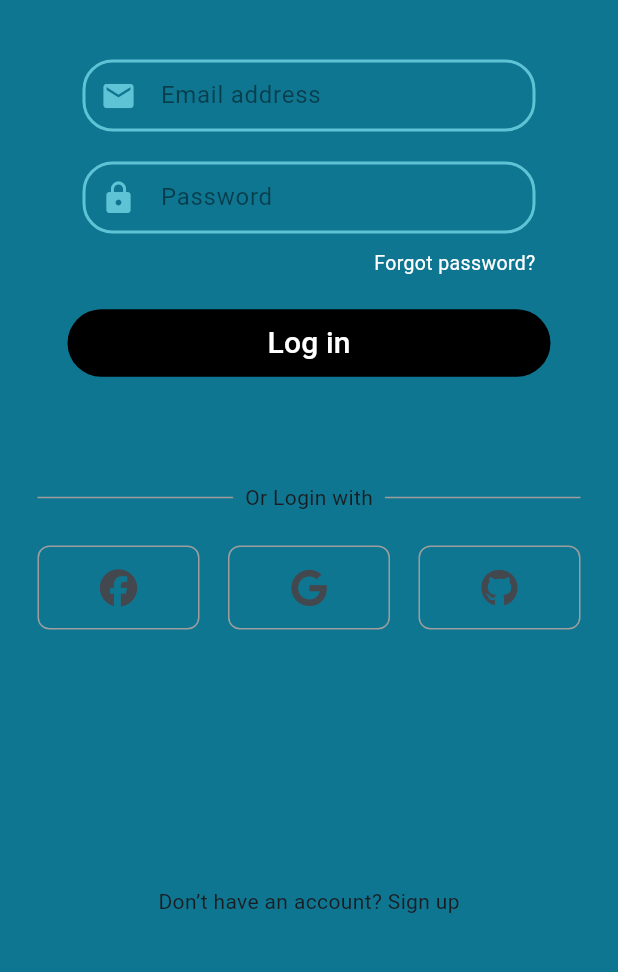
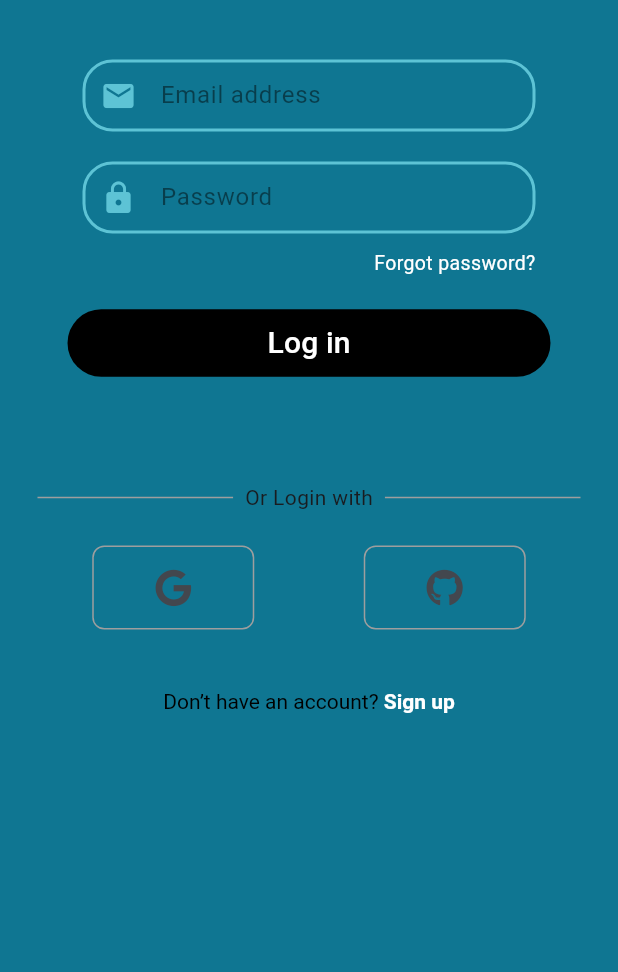
Before and after one commit to TeleGrammy/CrossPlatform, a Flutter app: the LoginView screen opened by its route, on a phone screen of 412 x 824 dp, the part 245-1217 px from its top. Run offline on Flutter 3.47's test engine with Material 3 defaults, Android fonts, the phone set to English and light mode, and no system bars; our stand-ins replace bloc, dartz, dio, firebase_auth, firebase_core, flutter_bloc and 8 more; missing offline and left inert: dart:ui_web, flutter_web_auth, github, github_oauth, universal_html, webview_flutter_plus; accounts and stored records are empty.

Commit message:
fix github functionality and adjust layout

```diff
--- a/telegrammy/lib/cores/constants/api_constants.dart
+++ b/telegrammy/lib/cores/constants/api_constants.dart
@@ -1,4 +1,8 @@
-const baseUrl = 'http://192.168.1.8:8080/api/v1';
+// const baseUrl = 'http://192.168.1.8:8080/api/v1';
+// const registerPath = '/auth/register';
+// const verificationPath = '/auth/verify';
+// const resendVerificationPath = '/auth/resend-verification';
+const baseUrl = 'http://localhost:8080/api/v1';
 const registerPath = '/auth/register';
 const verificationPath = '/auth/verify';
 const resendVerificationPath = '/auth/resend-verification';
--- a/telegrammy/lib/features/auth/presentation/views/login_view.dart
+++ b/telegrammy/lib/features/auth/presentation/views/login_view.dart
@@ -1,3 +1,4 @@
+import 'package:flutter/gestures.dart';
 import 'package:flutter/material.dart';
 import 'package:flutter_bloc/flutter_bloc.dart';
 import 'package:go_router/go_router.dart';
@@ -16,36 +17,58 @@ class LoginView extends StatelessWidget {
     return BlocListener<LoginCubit, LoginState>(
       listener: (context, state) {
         if (state is LoginSucess) {
-          context.goNamed(RouteNames.home); // Navigate to home on success
+          context.goNamed(RouteNames.home);
         } else if (state is LoginError) {
-          // Show error message on failure
           ScaffoldMessenger.of(context).showSnackBar(
             SnackBar(content: Text(state.message)),
           );
         }
       },
       child: Scaffold(
-        body: Padding(
-          padding:
-              const EdgeInsets.only(left: 25, right: 25, top: 30, bottom: 50),
+        resizeToAvoidBottomInset: true, // Adjust layout when keyboard appears
+        body: SafeArea(
+          child: SingleChildScrollView(
+            padding: const EdgeInsets.only(
+              left: 25,
+              right: 25,
+              top: 30,
+              bottom: 50,
+            ),
             child: Column(
+              crossAxisAlignment: CrossAxisAlignment.center,
               children: [
                 logo(),
-              SizedBox(
-                height: 30,
+                const SizedBox(height: 30),
+                FormLogin(),
+                const SizedBox(height: 47),
+                CustomRowDivider(),
+                const SizedBox(height: 22),
+                SignInUsingSocialMediaAccounts(),
+                const SizedBox(height: 40), // Additional space for scrolling
+                Center(
+                  child: RichText(
+                    text: TextSpan(
+                      text: 'Don’t have an account? ',
+                      style: const TextStyle(color: Colors.black),
+                      children: [
+                        TextSpan(
+                          text: 'Sign up',
+                          style: const TextStyle(
+                            color: Colors
+                                .white, // Changed to blue for better contrast
+                            fontWeight: FontWeight.bold,
                           ),
-              FormLogin(),
-              const SizedBox(
-                height: 47,
+                          recognizer: TapGestureRecognizer()
+                            ..onTap = () {
+                              context.go('/');
+                            },
                         ),
-              CustomRowDivider(),
-              const SizedBox(
-                height: 22,
+                      ],
                     ),
-              SignInUsingSocialMediaAccounts(),
-              const Spacer(),
-              Text('Don’t have an account? Sign up')
+                  ),
+                ),
               ],
+            ),
           ),
         ),
       ),
--- a/telegrammy/lib/features/auth/presentation/widgets/customSigninButton.dart
+++ b/telegrammy/lib/features/auth/presentation/widgets/customSigninButton.dart
@@ -1,14 +1,43 @@
+import 'dart:async';
+
 import 'package:flutter/material.dart';
 import 'package:flutter_bloc/flutter_bloc.dart';
 import 'package:go_router/go_router.dart';
 import 'package:telegrammy/cores/routes/routes_name.dart';
+// import 'package:github_sign_in_plus/github_sign_in_plus.dart';
+import 'package:github_oauth/github_oauth.dart';
 import 'package:telegrammy/features/auth/presentation/view_models/login_cubit/login_cubit.dart';
+import 'package:uni_links/uni_links.dart';
 
-class Customsigninbutton extends StatelessWidget {
+class Customsigninbutton extends StatefulWidget {
   final IconData icon;
   final Future<void> Function() signinWithSocialAccount;
   const Customsigninbutton(
       {super.key, required this.icon, required this.signinWithSocialAccount});
+
+  @override
+  State<Customsigninbutton> createState() => _CustomsigninbuttonState();
+}
+
+class _CustomsigninbuttonState extends State<Customsigninbutton> {
+  StreamSubscription? _sub;
+  @override
+  void initState() {
+    // TODO: implement initState
+    super.initState();
+    _handleIncomingLinks();
+  }
+
+  // Handle incoming links
+  void _handleIncomingLinks() {
+    _sub = uriLinkStream.listen((Uri? uri) {
+      if (uri != null) {
+        debugPrint('Received deep link: $uri');
+      }
+    }, onError: (err) {
+      debugPrint('Error: $err');
+    });
+  }
 
   @override
   Widget build(BuildContext context) {
@@ -35,12 +64,12 @@ class Customsigninbutton extends StatelessWidget {
           borderRadius: BorderRadius.circular(8.0), // Rounded corners
         ),
         child: IconButton(
-          onPressed: () {
+          onPressed: () async {
             // context.read<LoginCubit>().signinWithGoogleCubit(); // Trigger Google sign-in
-            signinWithSocialAccount();
+            widget.signinWithSocialAccount();
           },
           icon: Icon(
-            icon,
+            widget.icon,
             size: 25.0, // Icon size
           ),
         ),
--- a/telegrammy/lib/features/auth/presentation/widgets/signin_using_social_media_accounts.dart
+++ b/telegrammy/lib/features/auth/presentation/widgets/signin_using_social_media_accounts.dart
@@ -12,13 +12,8 @@ class SignInUsingSocialMediaAccounts extends StatelessWidget {
   @override
   Widget build(BuildContext context) {
     return Row(
-      mainAxisAlignment: MainAxisAlignment.spaceBetween,
+      mainAxisAlignment: MainAxisAlignment.spaceAround,
       children: [
-        Customsigninbutton(
-          icon: FontAwesomeIcons.facebook,
-          signinWithSocialAccount:
-              context.read<LoginCubit>().signinWithFacebookCubit,
-        ),
         Customsigninbutton(
           icon: FontAwesomeIcons.google,
           signinWithSocialAccount:
```
Also changed, not shown: telegrammy/lib/cores/routes/app_routes.dart (+29 -19 lines), telegrammy/lib/cores/services/api_service.dart (+125 -26 lines), telegrammy/lib/features/auth/presentation/views/resetpassword_view/reset_password.dart (+4 -8 lines), telegrammy/lib/features/auth/presentation/views/signup_view/not_robot_verifcation/not_robot_mobile.dart (+17 -17 lines), telegrammy/pubspec.yaml (+12 -3 lines), telegrammy/assets/icons/forgetPass.jpg (added), telegrammy/assets/icons/forgetPassword.png (added), telegrammy/assets/icons/github.png (added), telegrammy/assets/icons/google.png (added), telegrammy/lib/features/auth/presentation/view_models/login_cubit/login_cubit.dart (indentation only), telegrammy/lib/firebase_options.dart, telegrammy/lib/main.dart (line endings or trailing spaces), telegrammy/pubspec.lock, 10 other files. Lines whose indentation alone changed are shown as unchanged.
